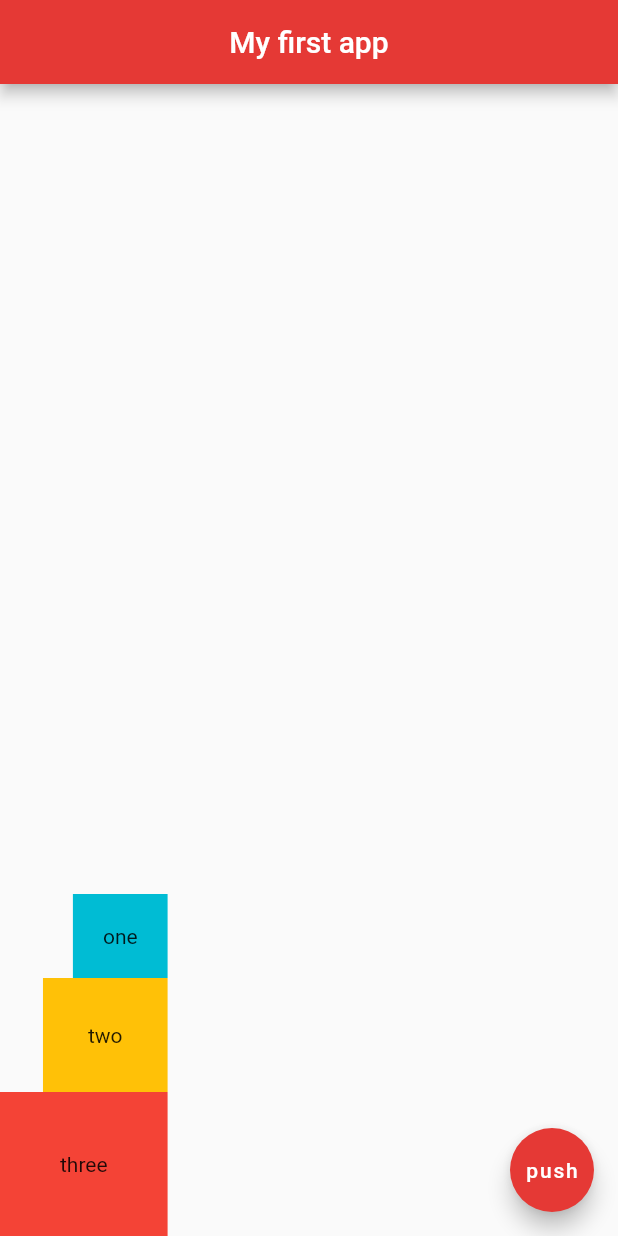
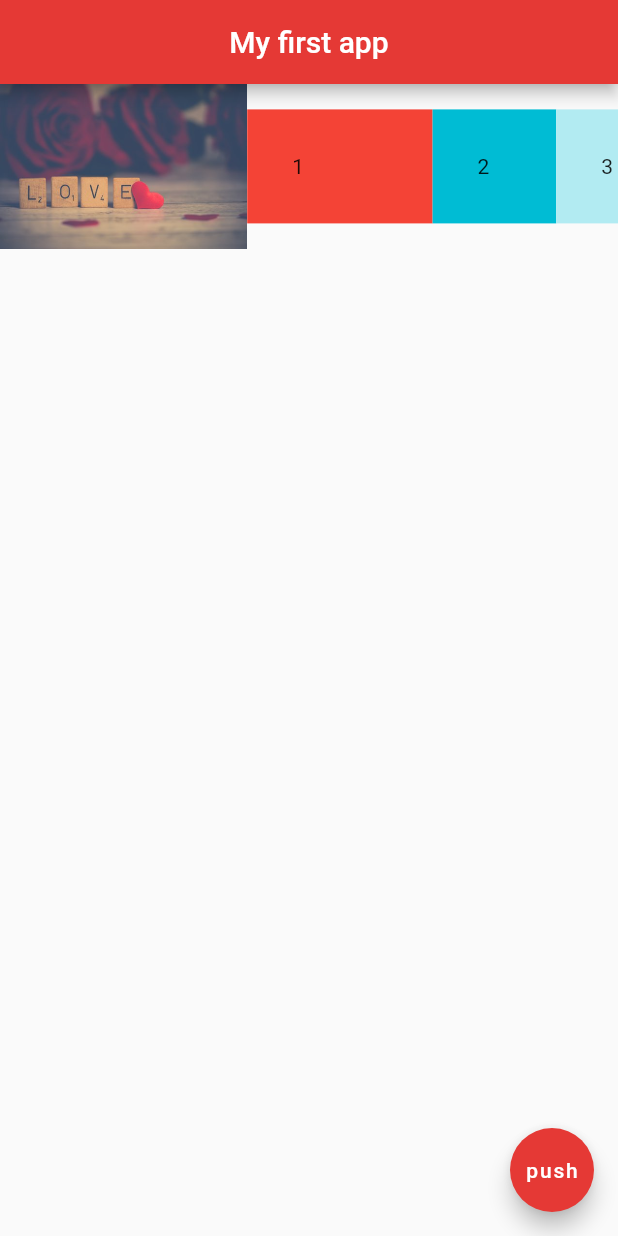
Before and after one commit to vlaksi/IntentarApp, a Flutter app: the screen it shows after launch, on a phone screen of 412 x 824 dp. Run offline on Flutter 3.47's test engine with Material 2 defaults, Android fonts, the phone set to English and light mode, and no system bars.

Commit message:
Expanded widgets

```diff
--- a/lib/main.dart
+++ b/lib/main.dart
@@ -30,31 +30,40 @@ class PocetnaStrana extends StatelessWidget {
             centerTitle: true,
             backgroundColor: Colors.red[600],
         ),
-        body: Column(
-          /*
-          Sada je obrnuto u odnosu na Rows.
+        body: Row(
+          children: <Widget>[
+            Expanded(
+                child: Image.asset('assets/lv.jpg'),
+              flex: 4,
+            ),
 
-          Horizontalno namestanje widgeta -
-          Vertikalno namestanje widgeta -
-           */
-          mainAxisAlignment: MainAxisAlignment.end,
-          crossAxisAlignment: CrossAxisAlignment.end,
-          children: <Widget>[
-            Container(
-              padding: EdgeInsets.all(20.0),
-              color: Colors.cyan,
-              child: Text('one'),
+            Expanded(
+              flex: 3,              // za sva tri expanded dela proporcialno delimo ekran
+              child: Container(     // sto veci flex -> veci deo ekrana dobija taj widget
+                padding: EdgeInsets.all(30.0),
+                color: Colors.red,
+                child: Text('1'),
+              ),
             ),
-            Container(
-              padding: EdgeInsets.all(30.0),
-              color: Colors.amber,
-              child: Text('two'),
+
+            Expanded(
+              flex: 2,
+              child: Container(
+                padding: EdgeInsets.all(30.0),
+                color: Colors.cyan,
+                child: Text('2'),
+              ),
             ),
-            Container(
-              padding: EdgeInsets.all(40.0),
-              color: Colors.red,
-              child: Text('three'),
+
+            Expanded(
+              flex: 1,
+              child: Container(
+                padding: EdgeInsets.all(30.0),
+                color: Colors.cyan[100],
+                child: Text('3'),
+              ),
             ),
+
           ],
         ),
         floatingActionButton: FloatingActionButton(
```
